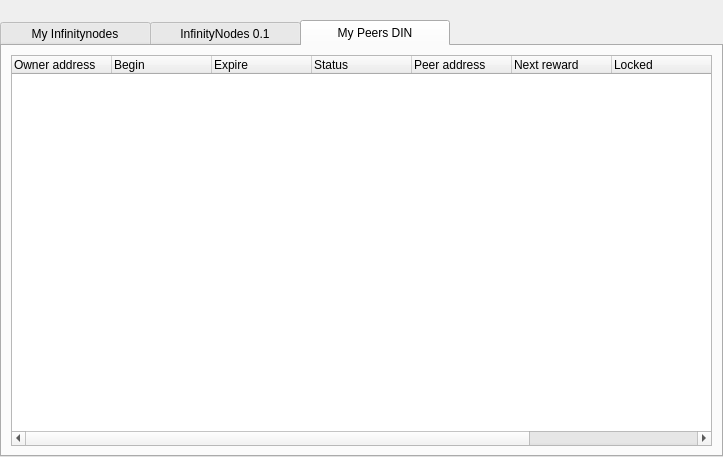
Above: src/qt/forms/masternodelist.ui from hardwarewise/SIN-core before the change. Below: the same form after it.
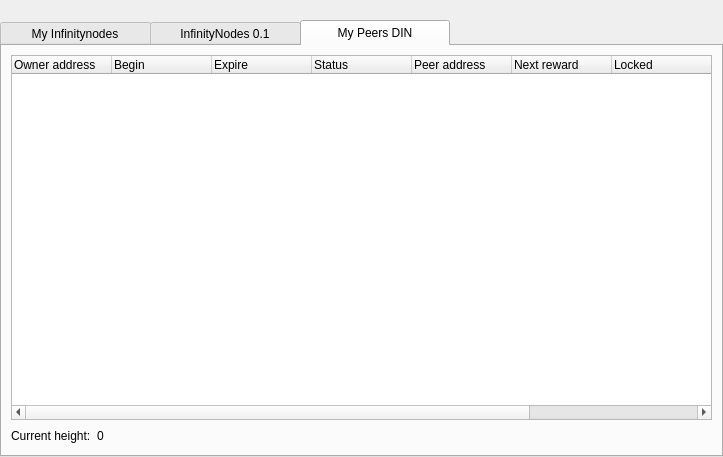
That is the form after the change. The open tabs and pages were chosen to show the change.

Commit message: DIN tab in UI

The edit to the form file:
```diff
--- a/src/qt/forms/masternodelist.ui
+++ b/src/qt/forms/masternodelist.ui
@@ -389,6 +389,40 @@
            </column>
           </widget>
          </item>
+         <item>
+          <layout class="QHBoxLayout" name="horizontalLayout_6">
+           <property name="bottomMargin">
+            <number>0</number>
+           </property>
+           <item>
+            <widget class="QLabel" name="currentheight_label">
+             <property name="text">
+              <string>Current height:</string>
+             </property>
+            </widget>
+           </item>
+           <item>
+            <widget class="QLabel" name="currentHeightLabel">
+             <property name="text">
+              <string>0</string>
+             </property>
+            </widget>
+           </item>
+           <item>
+            <spacer name="horizontalSpacer_6">
+             <property name="orientation">
+              <enum>Qt::Horizontal</enum>
+             </property>
+             <property name="sizeHint" stdset="0">
+              <size>
+               <width>40</width>
+               <height>20</height>
+              </size>
+             </property>
+            </spacer>
+           </item>
+          </layout>
+         </item>
         </layout>
        </widget>
       </widget>
```
Left out of the diff: 2 changed lines with no effect on the pictures. The commit also changes 1 other file.
